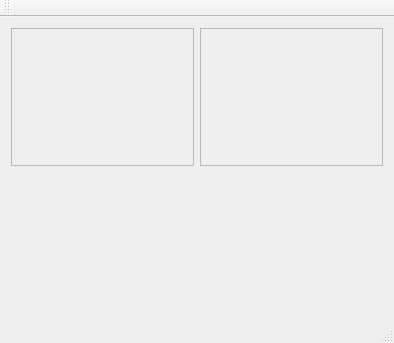
First picture: the form in mainwindow.ui, repository andreyshmelev/strength-test-with-camera-and-qcustomplot, before the edit.
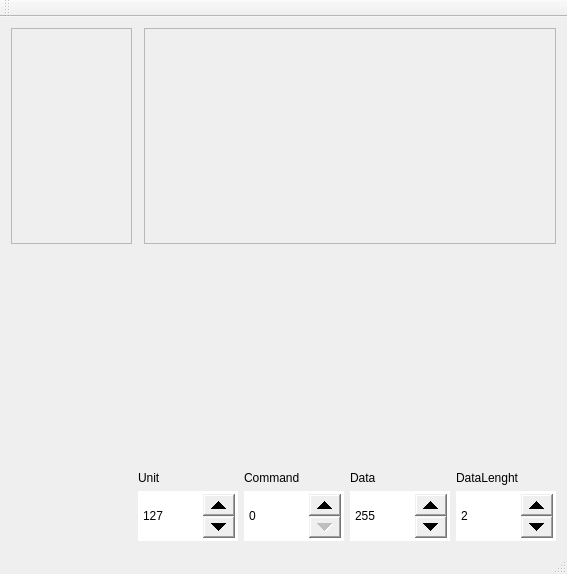
Second picture: the form after the edit. Custom widgets are drawn as their Qt base class.

Commit message: добавил график

```diff
--- a/mainwindow.ui
+++ b/mainwindow.ui
@@ -6,8 +6,8 @@
    <rect>
     <x>0</x>
     <y>0</y>
-    <width>394</width>
-    <height>343</height>
+    <width>567</width>
+    <height>574</height>
    </rect>
   </property>
   <property name="windowTitle">
@@ -27,7 +27,7 @@
 }</string>
   </property>
   <widget class="QWidget" name="centralWidget">
-   <layout class="QGridLayout" name="gridLayout">
+   <layout class="QGridLayout" name="gridLayout_2">
     <item row="0" column="0">
      <widget class="QScrollArea" name="scrollArea">
       <property name="widgetResizable">
@@ -38,14 +38,14 @@
         <rect>
          <x>0</x>
          <y>0</y>
-         <width>183</width>
-         <height>128</height>
+         <width>121</width>
+         <height>205</height>
         </rect>
        </property>
       </widget>
      </widget>
     </item>
-    <item row="0" column="1">
+    <item row="0" column="2">
      <widget class="QScrollArea" name="scrollArea_2">
       <property name="widgetResizable">
        <bool>true</bool>
@@ -55,14 +55,14 @@
         <rect>
          <x>0</x>
          <y>0</y>
-         <width>183</width>
-         <height>128</height>
+         <width>412</width>
+         <height>205</height>
         </rect>
        </property>
       </widget>
      </widget>
     </item>
-    <item row="1" column="0">
+    <item row="1" column="0" colspan="2">
      <widget class="QCustomPlot" name="customPlot" native="true">
       <property name="sizePolicy">
        <sizepolicy hsizetype="Preferred" vsizetype="Expanding">
@@ -72,7 +72,7 @@
       </property>
      </widget>
     </item>
-    <item row="1" column="1">
+    <item row="1" column="2">
      <widget class="QCustomPlot" name="customPlot_2" native="true">
       <property name="sizePolicy">
        <sizepolicy hsizetype="Preferred" vsizetype="Expanding">
@@ -82,6 +82,129 @@
       </property>
      </widget>
     </item>
+    <item row="2" column="1" colspan="2">
+     <layout class="QGridLayout" name="gridLayout">
+      <item row="0" column="0">
+       <widget class="QLabel" name="label_5">
+        <property name="text">
+         <string>Unit</string>
+        </property>
+       </widget>
+      </item>
+      <item row="0" column="1">
+       <widget class="QLabel" name="label_6">
+        <property name="text">
+         <string>Command</string>
+        </property>
+       </widget>
+      </item>
+      <item row="0" column="2">
+       <widget class="QLabel" name="label_7">
+        <property name="text">
+         <string>Data</string>
+        </property>
+       </widget>
+      </item>
+      <item row="0" column="3">
+       <widget class="QLabel" name="label_8">
+        <property name="text">
+         <string>DataLenght</string>
+        </property>
+       </widget>
+      </item>
+      <item row="1" column="0">
+       <widget class="QSpinBox" name="unit">
+        <property name="minimumSize">
+         <size>
+          <width>100</width>
+          <height>50</height>
+         </size>
+        </property>
+        <property name="styleSheet">
+         <string notr="true">QSpinBox::up-button { width: 32px; }
+QSpinBox::down-button { width: 32px; }
+QComboBox::drop-down 
+{ width: 32px; }</string>
+        </property>
+        <property name="maximum">
+         <number>2222</number>
+        </property>
+        <property name="value">
+         <number>127</number>
+        </property>
+       </widget>
+      </item>
+      <item row="1" column="1">
+       <widget class="QSpinBox" name="command">
+        <property name="minimumSize">
+         <size>
+          <width>100</width>
+          <height>50</height>
+         </size>
+        </property>
+        <property name="styleSheet">
+         <string notr="true">QSpinBox::up-button { width: 32px; }
+QSpinBox::down-button { width: 32px; }
+QComboBox::drop-down 
+{ width: 32px; }</string>
+        </property>
+        <property name="maximum">
+         <number>2222</number>
+        </property>
+        <property name="value">
+         <number>0</number>
+        </property>
+       </widget>
+      </item>
+      <item row="1" column="2">
+       <widget class="QSpinBox" name="data">
+        <property name="minimumSize">
+         <size>
+          <width>100</width>
+          <height>50</height>
+         </size>
+        </property>
+        <property name="styleSheet">
+         <string notr="true">QSpinBox::up-button { width: 32px; }
+QSpinBox::down-button { width: 32px; }
+QComboBox::drop-down 
+{ width: 32px; }</string>
+        </property>
+        <property name="maximum">
+         <number>42000000</number>
+        </property>
+        <property name="value">
+         <number>255</number>
+        </property>
+       </widget>
+      </item>
+      <item row="1" column="3">
+       <widget class="QSpinBox" name="DataLenght">
+        <property name="minimumSize">
+         <size>
+          <width>100</width>
+          <height>50</height>
+         </size>
+        </property>
+        <property name="styleSheet">
+         <string notr="true">QSpinBox::up-button { width: 32px; }
+QSpinBox::down-button { width: 32px; }
+QComboBox::drop-down 
+{ width: 32px; }</string>
+        </property>
+        <property name="maximum">
+         <number>65000</number>
+        </property>
+        <property name="singleStep">
+         <number>1</number>
+        </property>
+        <property name="value">
+         <number>2</number>
+        </property>
+       </widget>
+      </item>
+     </layout>
+    </item>
    </layout>
   </widget>
   <widget class="QMenuBar" name="menuBar">
```
Left out of the diff: 2 changed lines with no effect on the pictures. The commit also changes 2 other files.
